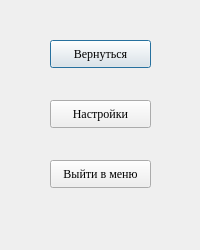
The window that src/graphic/dialoginsidegame.ui (vvladislav/hse-miem-info-coursework) describes before a commit, drawn with Qt 5.
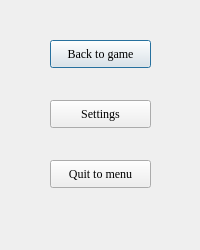
The same window after the commit.

Commit message: window 4 settings

Patch:
```diff
--- a/src/graphic/dialoginsidegame.ui
+++ b/src/graphic/dialoginsidegame.ui
@@ -41,7 +41,7 @@
     </font>
    </property>
    <property name="text">
-    <string>Вернуться</string>
+    <string>Back to game</string>
    </property>
   </widget>
   <widget class="QPushButton" name="settingsButton">
@@ -60,7 +60,7 @@
     </font>
    </property>
    <property name="text">
-    <string>Настройки</string>
+    <string>Settings</string>
    </property>
   </widget>
   <widget class="QPushButton" name="backToMenu">
@@ -79,7 +79,7 @@
     </font>
    </property>
    <property name="text">
-    <string>Выйти в меню</string>
+    <string>Quit to menu</string>
    </property>
   </widget>
  </widget>
```
The commit also changes 23 other files.
